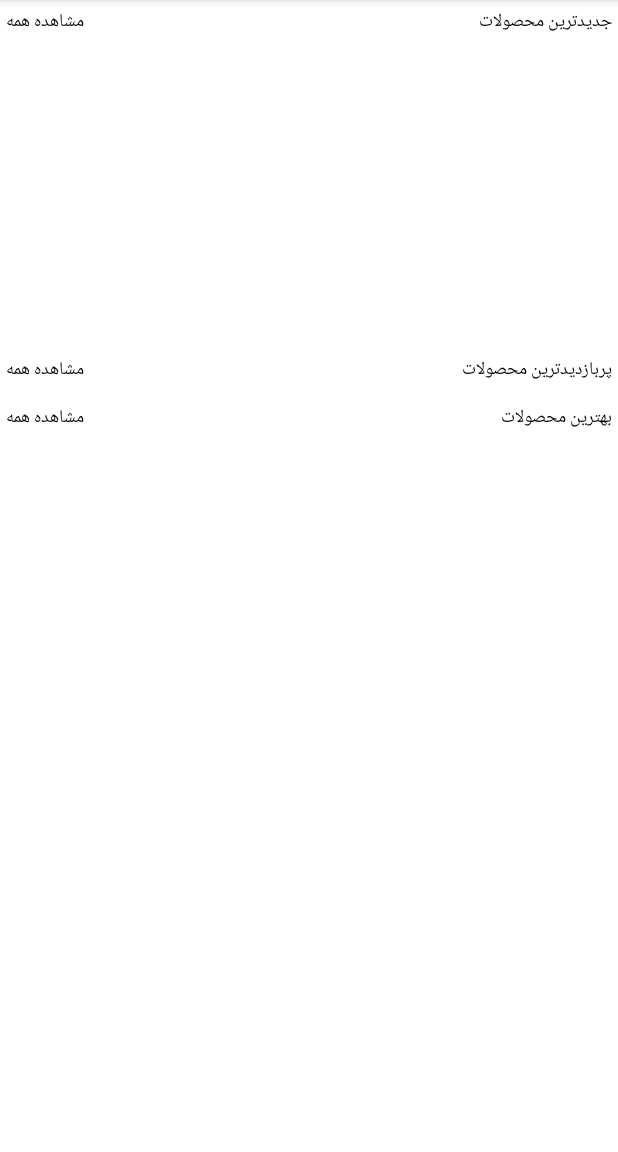
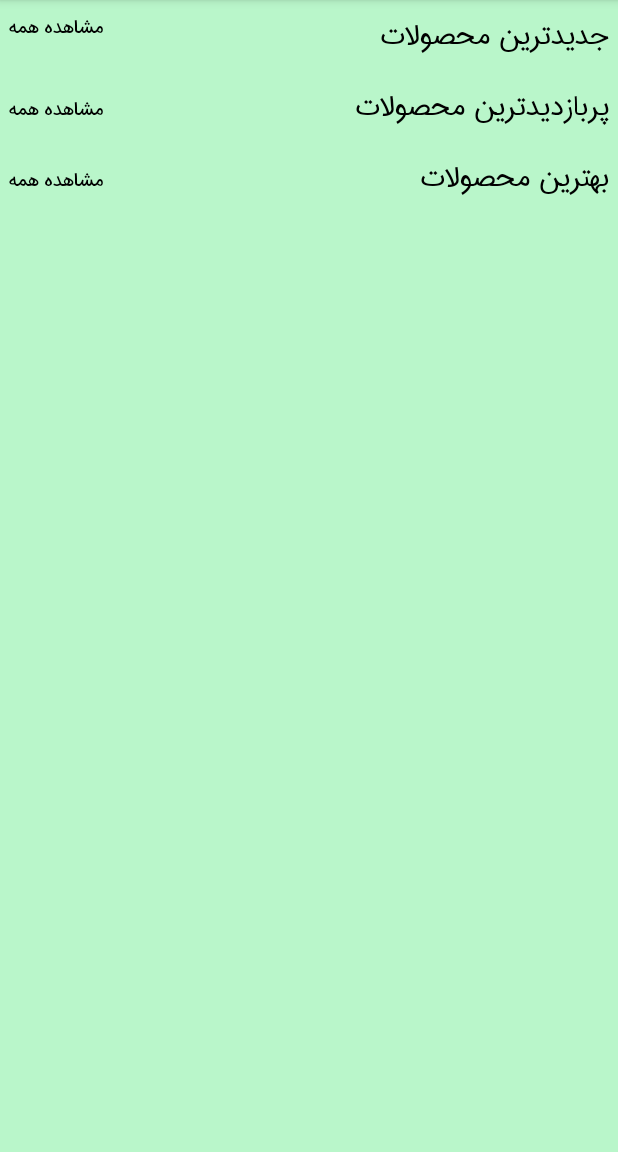
Before and after one commit to FaribaDarvishian/OnlineMarket, an Android app: the screen it shows after launch (MainPageActivity), on a phone screen of 412 x 824 dp, the part 84-1236 px from its top. Run offline under Robolectric (Android 15) with nearby library versions, the phone set to English and light mode, and no system bars; our stand-ins replace data binding.

Commit message:
ReDesign and Add Farsi font

```diff
--- a/app/src/main/java/com/example/digikala/view/fragment/ProductDetailsFragment.java
+++ b/app/src/main/java/com/example/digikala/view/fragment/ProductDetailsFragment.java
@@ -44,4 +44,3 @@ public class ProductDetailsFragment extends Fragment {
         return mBinding.getRoot();
     }
     }
-}
--- /dev/null
+++ b/app/src/main/res/font/iran_sans.xml
@@ -0,0 +1,13 @@
+<?xml version="1.0" encoding="utf-8"?>
+<font-family xmlns:android="http://schemas.android.com/apk/res/android">
+
+    <font
+        android:fontStyle="normal"
+        android:fontWeight="400"
+        android:font="@font/iran_sans_regular" />
+    <font
+        android:fontStyle="italic"
+        android:fontWeight="400"
+        android:font="@font/iran_sans_bold" />
+
+</font-family>
--- a/app/src/main/res/layout/fragment_main_page.xml
+++ b/app/src/main/res/layout/fragment_main_page.xml
@@ -6,11 +6,13 @@
 
     <ScrollView
         android:layout_width="match_parent"
-        android:layout_height="match_parent">
+        android:layout_height="match_parent"
+        android:background="#B9F6CA">
 
         <androidx.constraintlayout.widget.ConstraintLayout
             android:layout_width="match_parent"
             android:layout_height="match_parent"
+            android:padding="2dp"
             tools:context=".view.fragment.MainPageFragment">
 
 
@@ -18,21 +20,24 @@
                 android:id="@+id/materialTextView"
                 android:layout_width="wrap_content"
                 android:layout_height="wrap_content"
+                android:fontFamily="@font/iran_sans"
                 android:padding="4dp"
 
                 android:text="مشاهده همه"
                 android:textColor="@color/links"
-                android:textSize="12sp"
+                android:textSize="16sp"
                 app:layout_constraintStart_toStartOf="parent"
                 app:layout_constraintTop_toTopOf="parent" />
 
             <com.google.android.material.textview.MaterialTextView
+                android:id="@+id/materialTextView4"
                 android:layout_width="wrap_content"
                 android:layout_height="wrap_content"
+                android:fontFamily="@font/iran_sans"
                 android:padding="4dp"
                 android:text="جدیدترین محصولات"
                 android:textColor="@color/black"
-                android:textSize="12sp"
+                android:textSize="24sp"
                 app:layout_constraintEnd_toEndOf="parent"
                 app:layout_constraintTop_toTopOf="parent" />
 
@@ -42,31 +47,33 @@
                 android:layout_height="wrap_content"
                 android:layout_margin="3dp"
                 android:scrollbars="horizontal"
-                android:minHeight="200dp"
-                android:orientation="horizontal"
                 app:layout_constraintEnd_toEndOf="parent"
                 app:layout_constraintStart_toStartOf="parent"
-                app:layout_constraintTop_toBottomOf="@+id/materialTextView" />
+                app:layout_constraintTop_toBottomOf="@+id/materialTextView4" />
 
 
             <com.google.android.material.textview.MaterialTextView
                 android:id="@+id/materialTextView2"
                 android:layout_width="wrap_content"
                 android:layout_height="wrap_content"
+                android:fontFamily="@font/iran_sans"
                 android:padding="4dp"
                 android:text="مشاهده همه"
                 android:textColor="@color/links"
-                android:textSize="12sp"
+                android:textSize="16sp"
+                app:layout_constraintBottom_toTopOf="@+id/most_visited_recyclerView"
                 app:layout_constraintStart_toStartOf="parent"
                 app:layout_constraintTop_toBottomOf="@+id/new_products_recyclerView" />
 
             <com.google.android.material.textview.MaterialTextView
+                android:id="@+id/materialTextView5"
                 android:layout_width="wrap_content"
                 android:layout_height="wrap_content"
+                android:fontFamily="@font/iran_sans"
                 android:padding="4dp"
                 android:text="پربازدیدترین محصولات"
                 android:textColor="@color/black"
-                android:textSize="12sp"
+                android:textSize="24sp"
                 app:layout_constraintEnd_toEndOf="parent"
                 app:layout_constraintTop_toBottomOf="@+id/new_products_recyclerView" />
 
@@ -75,9 +82,8 @@
                 android:layout_width="match_parent"
                 android:layout_height="wrap_content"
                 android:layout_margin="3dp"
-                android:layoutDirection="rtl"
                 android:orientation="horizontal"
-                app:layout_constraintTop_toBottomOf="@+id/materialTextView2"
+                app:layout_constraintTop_toBottomOf="@+id/materialTextView5"
                 tools:layout_editor_absoluteX="3dp" />
 
 
@@ -85,20 +91,24 @@
                 android:id="@+id/materialTextView3"
                 android:layout_width="wrap_content"
                 android:layout_height="wrap_content"
+                android:fontFamily="@font/iran_sans"
                 android:padding="4dp"
                 android:text="مشاهده همه"
                 android:textColor="@color/links"
-                android:textSize="12sp"
+                android:textSize="16sp"
+                app:layout_constraintBottom_toTopOf="@+id/top_rated_recyclerView"
                 app:layout_constraintStart_toStartOf="parent"
                 app:layout_constraintTop_toBottomOf="@+id/most_visited_recyclerView" />
 
             <com.google.android.material.textview.MaterialTextView
+                android:id="@id/materialTextView6"
                 android:layout_width="wrap_content"
                 android:layout_height="wrap_content"
+                android:fontFamily="@font/iran_sans"
                 android:padding="4dp"
                 android:text="بهترین محصولات"
                 android:textColor="@color/black"
-                android:textSize="12sp"
+                android:textSize="24sp"
                 app:layout_constraintEnd_toEndOf="parent"
                 app:layout_constraintTop_toBottomOf="@+id/most_visited_recyclerView" />
 
@@ -107,11 +117,10 @@
                 android:layout_width="match_parent"
                 android:layout_height="wrap_content"
                 android:layout_margin="3dp"
-                android:layoutDirection="rtl"
                 android:orientation="horizontal"
                 app:layout_constraintEnd_toEndOf="parent"
                 app:layout_constraintStart_toStartOf="parent"
-                app:layout_constraintTop_toBottomOf="@id/materialTextView3" />
+                app:layout_constraintTop_toBottomOf="@+id/materialTextView6" />
 
         </androidx.constraintlayout.widget.ConstraintLayout>
     </ScrollView>
```
Also changed, not shown: app/src/main/res/layout/list_item_product.xml (+26 -7 lines), app/src/main/res/font/iran_sans_bold.ttf (added), app/src/main/res/font/iran_sans_regular.ttf (added).
